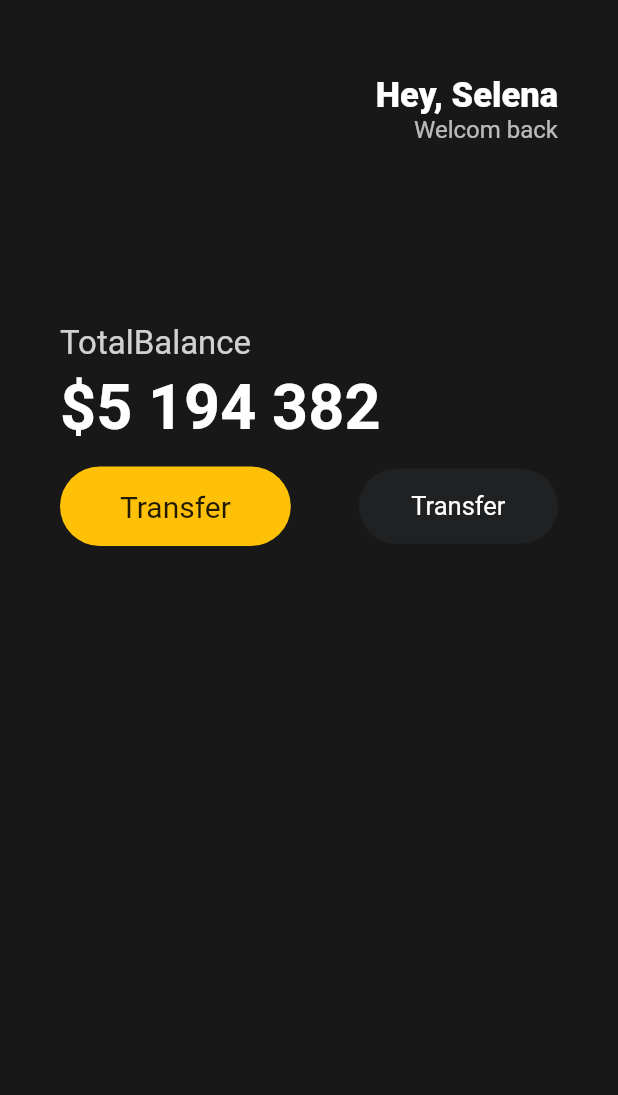
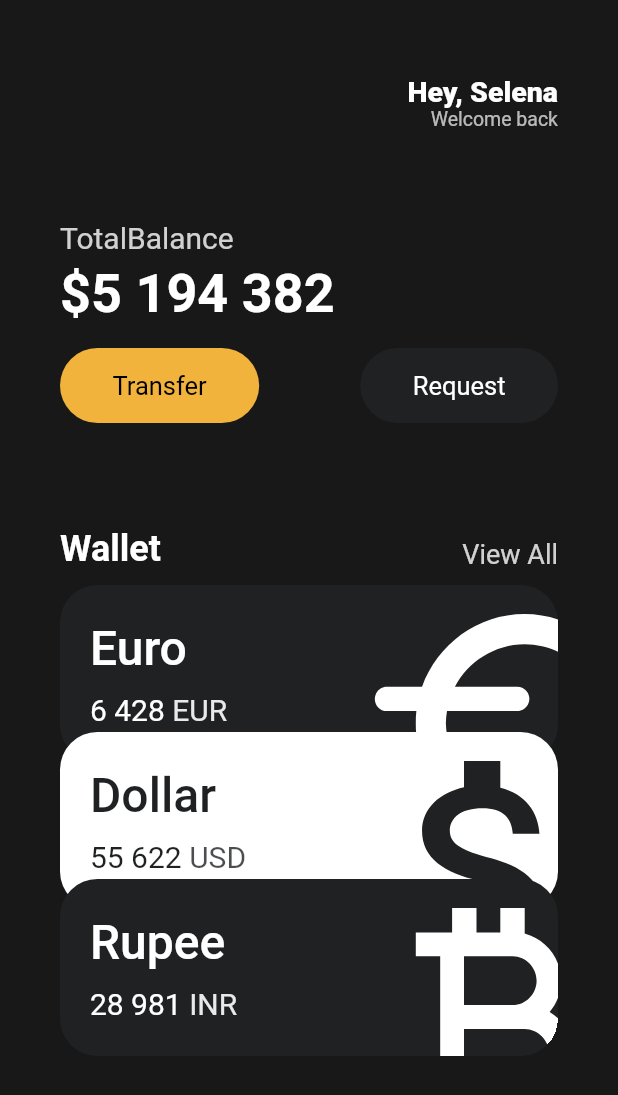
Before and after one commit to hexaspace/tutorial-flutter, a Flutter app: the screen it shows after launch, on a phone screen of 412 x 824 dp. Shown: the top 1095 px of the screen. Run offline on Flutter 3.47's test engine with Material 2 defaults, Android fonts, the phone set to English and light mode, and no system bars.

Commit message:
Feat: Button 과  Card 클라스 추가

```diff
--- a/toonflix/lib/main.dart
+++ b/toonflix/lib/main.dart
@@ -1,4 +1,7 @@
 import 'package:flutter/material.dart';
+
+import 'widgets/button.dart';
+import 'widgets/currency_card.dart';
 
 void main() {
   runApp(const App());
@@ -14,7 +17,8 @@
     return MaterialApp(
       home: Scaffold(
           backgroundColor: const Color(0xFF181818),
-          body: Padding(
+          body: SingleChildScrollView(
+            child: Padding(
               padding: const EdgeInsets.symmetric(
                 horizontal: 40,
               ),
@@ -34,15 +38,15 @@
                             'Hey, Selena',
                             style: TextStyle(
                               color: Colors.white,
-                            fontSize: 23,
+                              fontSize: 19,
                               fontWeight: FontWeight.w800,
                             ),
                           ),
                           Text(
-                          'Welcom back',
+                            'Welcome back',
                             style: TextStyle(
                               color: Colors.white.withOpacity(0.7),
-                            fontSize: 16,
+                              fontSize: 13,
                             ),
                           ),
                         ],
@@ -50,12 +54,12 @@
                     ],
                   ),
                   const SizedBox(
-                  height: 120,
+                    height: 60,
                   ),
                   Text(
                     'TotalBalance',
                     style: TextStyle(
-                    fontSize: 22,
+                      fontSize: 20,
                       color: Colors.white.withOpacity(0.8),
                     ),
                   ),
@@ -65,7 +69,7 @@
                   const Text(
                     '\$5 194 382',
                     style: TextStyle(
-                    fontSize: 42,
+                      fontSize: 36,
                       fontWeight: FontWeight.w600,
                       color: Colors.white,
                     ),
@@ -73,49 +77,72 @@
                   const SizedBox(
                     height: 15,
                   ),
+                  const Row(
+                    mainAxisAlignment: MainAxisAlignment.spaceBetween,
+                    children: [
+                      Button(
+                        text: 'Transfer',
+                        bgColor: Color(0xFFF1B33B),
+                        textColor: Colors.black,
+                      ),
+                      Button(
+                        text: 'Request',
+                        bgColor: Color(0xFF1F2123),
+                        textColor: Colors.white,
+                      ),
+                    ],
+                  ),
+                  const SizedBox(
+                    height: 70,
+                  ),
                   Row(
                       mainAxisAlignment: MainAxisAlignment.spaceBetween,
+                      crossAxisAlignment: CrossAxisAlignment.end,
                       children: [
-                    Container(
-                      decoration: BoxDecoration(
-                        color: Colors.amber,
-                        borderRadius: BorderRadius.circular(45),
+                        const Text('Wallet',
+                            style: TextStyle(
+                              color: Colors.white,
+                              fontSize: 24,
+                              fontWeight: FontWeight.w600,
+                            )),
+                        Text('View All',
+                            style: TextStyle(
+                              color: Colors.white.withOpacity(0.8),
+                              fontSize: 18,
+                            )),
+                      ]),
+                  const SizedBox(
+                    height: 10,
                   ),
-                      child: const Padding(
-                        padding: EdgeInsets.symmetric(
-                          vertical: 15,
-                          horizontal: 40,
+                  const CurrencyCard(
+                    name: 'Euro',
+                    code: 'EUR',
+                    amount: '6 428',
+                    icon: Icons.euro_rounded,
+                    isInverted: false,
                   ),
-                        child: Text(
-                          "Transfer",
-                          style: TextStyle(
-                            fontSize: 20,
+                  Transform.translate(
+                    offset: const Offset(0, -20),
+                    child: const CurrencyCard(
+                      name: 'Dollar',
+                      code: 'USD',
+                      amount: '55 622',
+                      icon: Icons.attach_money,
+                      isInverted: true,
                     ),
                   ),
-                      ),
-                    ),
-                    Container(
-                      decoration: BoxDecoration(
-                        color: const Color(0xFF1F2123),
-                        borderRadius: BorderRadius.circular(45),
-                      ),
-                      child: const Padding(
-                        padding: EdgeInsets.symmetric(
-                          vertical: 15,
-                          horizontal: 35,
-                        ),
-                        child: Text(
-                          "Transfer",
-                          style: TextStyle(
-                            color: Colors.white,
-                            fontSize: 17,
-                          ),
-                        ),
+                  Transform.translate(
+                    offset: const Offset(0, -40),
+                    child: const CurrencyCard(
+                      name: 'Rupee',
+                      code: 'INR',
+                      amount: '28 981',
+                      icon: Icons.currency_bitcoin,
+                      isInverted: false,
                     ),
                   ),
                 ],
-                )
-              ],
+              ),
             ),
           )),
     );
--- /dev/null
+++ b/toonflix/lib/widgets/button.dart
@@ -0,0 +1,37 @@
+import 'package:flutter/material.dart';
+
+class Button extends StatelessWidget {
+  final String text;
+  final Color bgColor;
+  final Color textColor;
+  const Button({
+    super.key,
+    required this.text,
+    required this.bgColor,
+    required this.textColor,
+  });
+
+  @override
+  Widget build(BuildContext context) {
+    return Container(
+      decoration: BoxDecoration(
+        color: bgColor,
+        borderRadius: BorderRadius.circular(45),
+      ),
+      child: Padding(
+        padding: const EdgeInsets.symmetric(
+          vertical: 15,
+          horizontal: 35,
+        ),
+        child: Text(
+          text,
+          style: TextStyle(
+            color: textColor,
+            fontSize: 17,
+          ),
+        ),
+      ),
+    );
+  }
+  //
+}
--- /dev/null
+++ b/toonflix/lib/widgets/currency_card.dart
@@ -0,0 +1,79 @@
+import 'package:flutter/material.dart';
+
+class CurrencyCard extends StatelessWidget {
+  final String name, code, amount;
+  final IconData icon;
+  final bool isInverted;
+  final _blackColor = const Color(0xFF1F2123);
+  const CurrencyCard({
+    super.key,
+    required this.name,
+    required this.code,
+    required this.amount,
+    required this.icon,
+    required this.isInverted,
+  });
+
+  @override
+  Widget build(BuildContext context) {
+    return Container(
+        clipBehavior: Clip.hardEdge,
+        decoration: BoxDecoration(
+          color: isInverted ? Colors.white : _blackColor,
+          borderRadius: BorderRadius.circular(25),
+        ),
+        child: Padding(
+          padding: const EdgeInsets.symmetric(
+            vertical: 15,
+            horizontal: 20,
+          ),
+          child:
+              Row(mainAxisAlignment: MainAxisAlignment.spaceBetween, children: [
+            Column(
+              crossAxisAlignment: CrossAxisAlignment.start,
+              children: [
+                Text(name,
+                    style: TextStyle(
+                      color: isInverted ? _blackColor : Colors.white,
+                      fontSize: 32,
+                      fontWeight: FontWeight.w500,
+                    )),
+                const SizedBox(
+                  height: 10,
+                ),
+                Row(
+                  children: [
+                    Text(amount,
+                        style: TextStyle(
+                          color: isInverted ? _blackColor : Colors.white,
+                          fontSize: 20,
+                        )),
+                    const SizedBox(
+                      width: 5,
+                    ),
+                    Text(code,
+                        style: TextStyle(
+                          color: isInverted
+                              ? const Color(0xFF1F2123).withOpacity(0.8)
+                              : Colors.white.withOpacity(0.9),
+                          fontSize: 20,
+                        )),
+                  ],
+                ),
+              ],
+            ),
+            Transform.scale(
+              scale: 2.2,
+              child: Transform.translate(
+                offset: const Offset(8, 15),
+                child: Icon(
+                  icon,
+                  color: isInverted ? const Color(0xFF1F2123) : Colors.white,
+                  size: 88,
+                ),
+              ),
+            )
+          ]),
+        ));
+  }
+}
```
Lines whose indentation alone changed are shown as unchanged.
